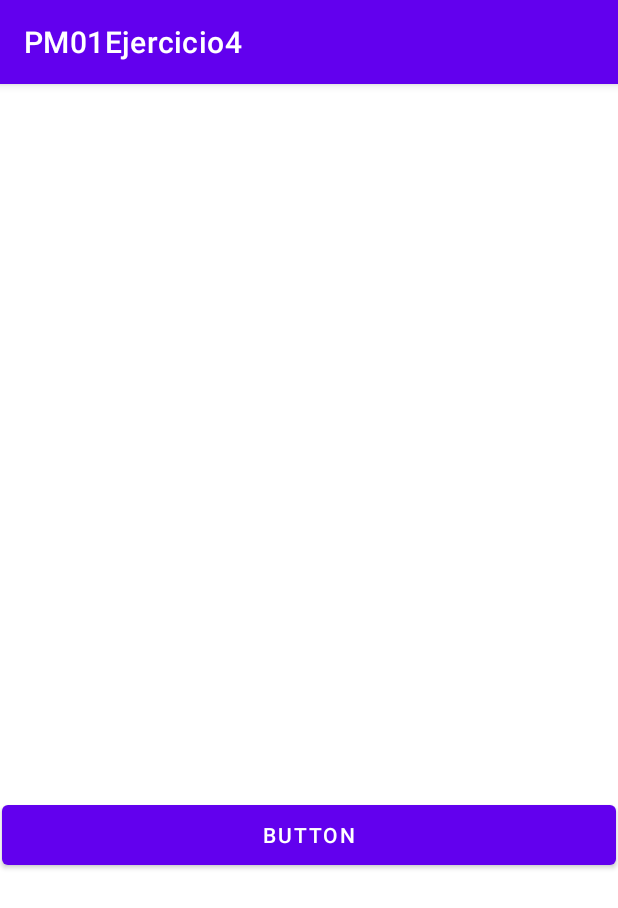
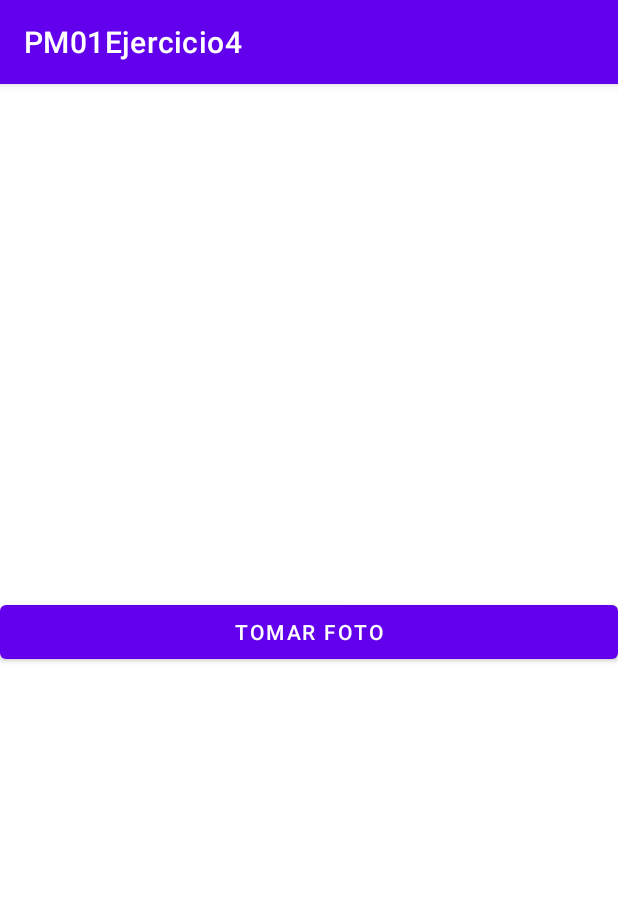
Before and after one commit to ajocasar/PM01Ejercicio4, an Android app: the screen it shows after launch (MainActivity), on a phone screen of 412 x 824 dp. Shown: the top 908 px of the screen. Run offline under Robolectric (Android 15) with nearby library versions, the phone set to English and light mode, and no system bars.

Commit message:
Commit 20/6/22 Corregido

```diff
--- a/app/src/main/res/layout/activity_main.xml
+++ b/app/src/main/res/layout/activity_main.xml
@@ -1,33 +1,22 @@
 <?xml version="1.0" encoding="utf-8"?>
-<androidx.constraintlayout.widget.ConstraintLayout xmlns:android="http://schemas.android.com/apk/res/android"
+<LinearLayout xmlns:android="http://schemas.android.com/apk/res/android"
 xmlns:app="http://schemas.android.com/apk/res-auto"
 xmlns:tools="http://schemas.android.com/tools"
 android:layout_width="match_parent"
 android:layout_height="match_parent"
-    tools:context=".MainActivity">
+android:orientation="vertical"
+tools:context=".activity_main">
+
 
 <ImageView
     android:id="@+id/Fotografia"
-        android:layout_width="409dp"
-        android:layout_height="428dp"
-        android:visibility="visible"
-        app:layout_constraintBottom_toBottomOf="parent"
-        app:layout_constraintEnd_toEndOf="parent"
-        app:layout_constraintHorizontal_bias="0.185"
-        app:layout_constraintStart_toStartOf="parent"
-        app:layout_constraintTop_toTopOf="parent"
-        app:layout_constraintVertical_bias="0.052"
+    android:layout_width="match_parent"
+    android:layout_height="341dp"
     tools:srcCompat="@tools:sample/avatars" />
 
 <Button
     android:id="@+id/btnfoto"
-        android:layout_width="409dp"
-        android:layout_height="52dp"
-        android:text="Button"
-        app:layout_constraintBottom_toBottomOf="parent"
-        app:layout_constraintEnd_toEndOf="parent"
-        app:layout_constraintHorizontal_bias="0.492"
-        app:layout_constraintStart_toStartOf="parent"
-        app:layout_constraintTop_toBottomOf="@+id/Fotografia"
-        app:layout_constraintVertical_bias="0.106" />
-</androidx.constraintlayout.widget.ConstraintLayout>
+    android:layout_width="match_parent"
+    android:layout_height="wrap_content"
+    android:text="Tomar Foto" />
+</LinearLayout>
```
Lines whose indentation alone changed are shown as unchanged.
